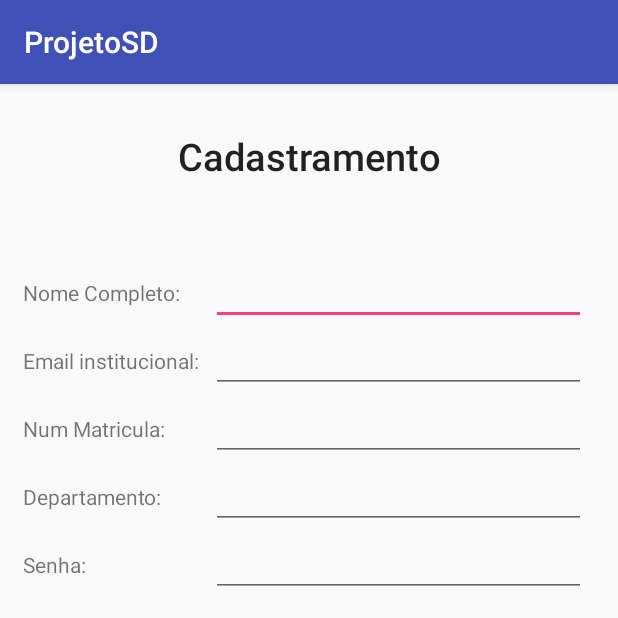
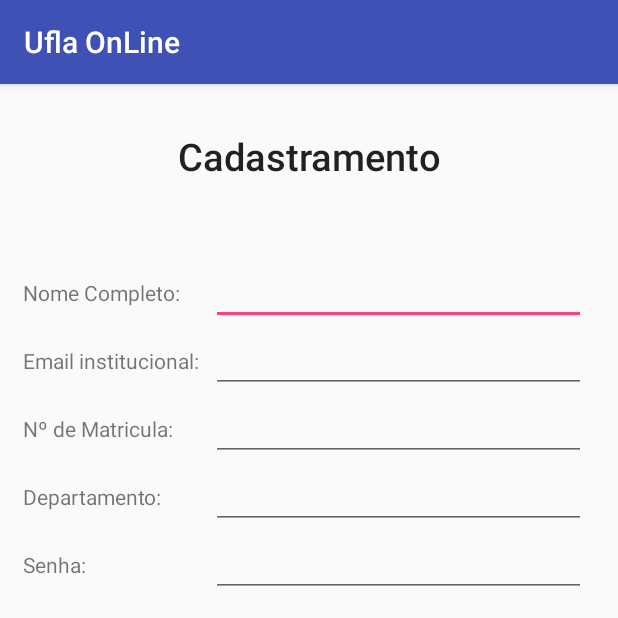
Before and after one commit to igordiniz445/ProjetoChatUFLA, an Android app: the Signup screen opened directly, with no data from a screen before it, on a phone screen of 412 x 824 dp, the top half of it. Run offline under Robolectric (Android 15) with nearby library versions, the phone set to English and light mode, and no system bars; our stand-ins replace Firebase (no records; nobody signed in at launch, a user with empty details on screens opened directly).

```diff
--- a/app/src/main/java/com/ufla/igorotavio/projetosd/Chat.java
+++ b/app/src/main/java/com/ufla/igorotavio/projetosd/Chat.java
@@ -103,7 +103,7 @@ public class Chat extends AppCompatActivity {
         final String menssagem = message.getText().toString();
         usuario = mAuth.getCurrentUser();
         calendar = Calendar.getInstance();
-        format = new SimpleDateFormat("dd-MM-yyyy HH:mm:ss");
+        format = new SimpleDateFormat("dd/MM/yyyy HH:mm:ss");
         format.setTimeZone(TimeZone.getTimeZone("America/Sao_Paulo"));
         date = format.format(Calendar.getInstance().getTime());
         mDatabaseUser = FirebaseDatabase.getInstance().getReference().child("Users").child(usuario.getUid());
--- a/app/src/main/java/com/ufla/igorotavio/projetosd/MainActivity.java
+++ b/app/src/main/java/com/ufla/igorotavio/projetosd/MainActivity.java
@@ -67,7 +67,6 @@ public class MainActivity extends AppCompatActivity {
             if(editTextEmail.getText().toString().isEmpty()){
                 editTextEmail.setError("Email vazio");
             }
-
             if(editTextSenha.getText().toString().isEmpty()){
                 editTextSenha.setError("Senha vazia");
             }
--- a/app/src/main/res/layout/activity_cadastro.xml
+++ b/app/src/main/res/layout/activity_cadastro.xml
@@ -52,7 +52,7 @@
                 <TextView
                     android:layout_width="wrap_content"
                     android:layout_height="wrap_content"
-                    android:text="Num Matricula:" />
+                    android:text="Nº de Matricula:" />
 
                 <EditText
                     android:id="@+id/signup_Matricula"
--- a/app/src/main/res/layout/activity_chat.xml
+++ b/app/src/main/res/layout/activity_chat.xml
@@ -1,7 +1,6 @@
 <?xml version="1.0" encoding="utf-8"?>
 <RelativeLayout
     xmlns:android="http://schemas.android.com/apk/res/android"
-    xmlns:app="http://schemas.android.com/apk/res-auto"
     xmlns:tools="http://schemas.android.com/tools"
     android:layout_width="match_parent"
     android:layout_height="match_parent"
@@ -30,6 +29,5 @@
             android:layout_height="30dp"
             android:onClick="sendMessage"
             android:background="@drawable/ic_action_name"/>
-
     </LinearLayout>
 </RelativeLayout>
--- a/app/src/main/res/values/strings.xml
+++ b/app/src/main/res/values/strings.xml
@@ -1,5 +1,5 @@
 <resources>
-    <string name="app_name">ProjetoSD</string>
+    <string name="app_name">Ufla OnLine</string>
     <string name="title_activity_test_chat">TestChat</string>
     <string name="action_settings">Configuraçoes</string>
     <string name="section_format">Hello World from section: %1$d</string>
```
